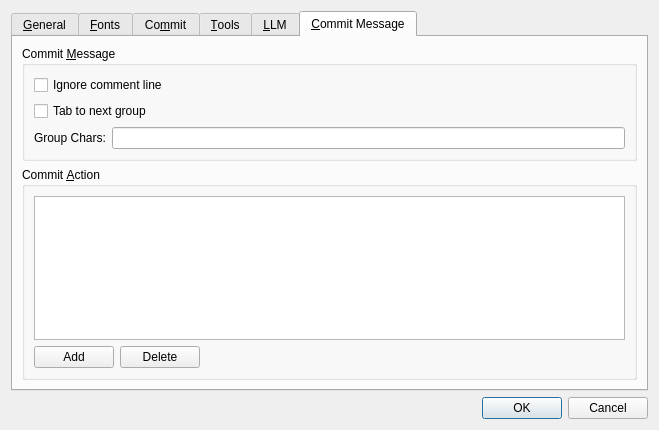
Above: qgitc/preferences.ui from timxx/qgitc before the change. Below: the same form after it.
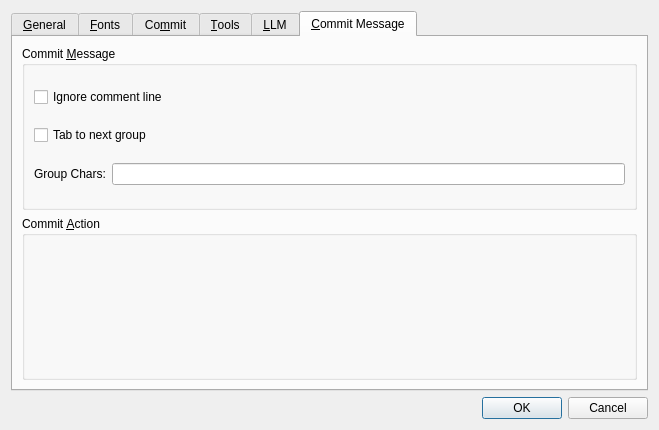
That is the form after the change. The open tabs and pages were chosen to show the change. Custom widgets are drawn as their Qt base class.

Commit message: Separate the commit actions to a widget

Patch:
```diff
--- a/qgitc/preferences.ui
+++ b/qgitc/preferences.ui
@@ -1070,42 +1070,7 @@
          </property>
          <layout class="QVBoxLayout" name="verticalLayout_14">
           <item>
-           <widget class="QTableView" name="tvActions">
-            <property name="selectionBehavior">
-             <enum>QAbstractItemView::SelectionBehavior::SelectRows</enum>
-            </property>
-           </widget>
-          </item>
-          <item>
-           <layout class="QHBoxLayout" name="horizontalLayout_12">
-            <item>
-             <widget class="QPushButton" name="btnAddAction">
-              <property name="text">
-               <string>Add</string>
-              </property>
-             </widget>
-            </item>
-            <item>
-             <widget class="QPushButton" name="btnDelAction">
-              <property name="text">
-               <string>Delete</string>
-              </property>
-             </widget>
-            </item>
-            <item>
-             <spacer name="horizontalSpacer_10">
-              <property name="orientation">
-               <enum>Qt::Orientation::Horizontal</enum>
-              </property>
-              <property name="sizeHint" stdset="0">
-               <size>
-                <width>40</width>
-                <height>20</height>
-               </size>
-              </property>
-             </spacer>
-            </item>
-           </layout>
+           <widget class="CommitActionWidget" name="commitAction" native="true"/>
           </item>
          </layout>
         </widget>
@@ -1139,6 +1104,12 @@
    <header>linkeditwidget.h</header>
    <container>1</container>
   </customwidget>
+  <customwidget>
+   <class>CommitActionWidget</class>
+   <extends>QWidget</extends>
+   <header>commitactionwidget.h</header>
+   <container>1</container>
+  </customwidget>
  </customwidgets>
  <tabstops>
   <tabstop>btnAdd</tabstop>
```
Left out of the diff: 2 changed lines with no effect on the pictures. The commit also changes 6 other files.
